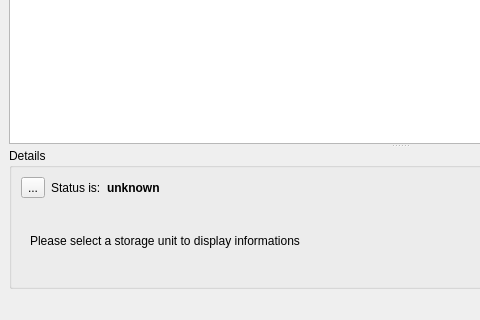
papylhomme/diskmonitor, file app/mainwindow.ui: the form before one commit; both pictures show x 0 to 480 and y 154 to 474 of the 800 by 474 pixel window.
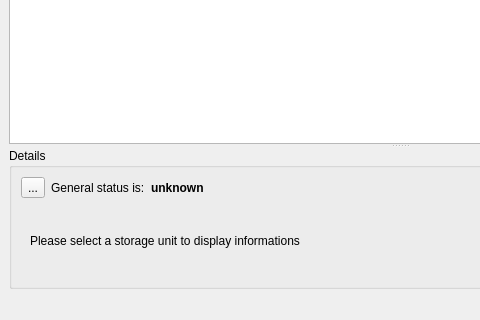
The form after the commit. Icons and pictures are not drawn.

What changed in the file:
```diff
--- a/app/mainwindow.ui
+++ b/app/mainwindow.ui
@@ -59,7 +59,7 @@
           <item>
            <widget class="QLabel" name="label_2">
             <property name="text">
-             <string>Status is:</string>
+             <string>General status is:</string>
             </property>
            </widget>
           </item>
```
